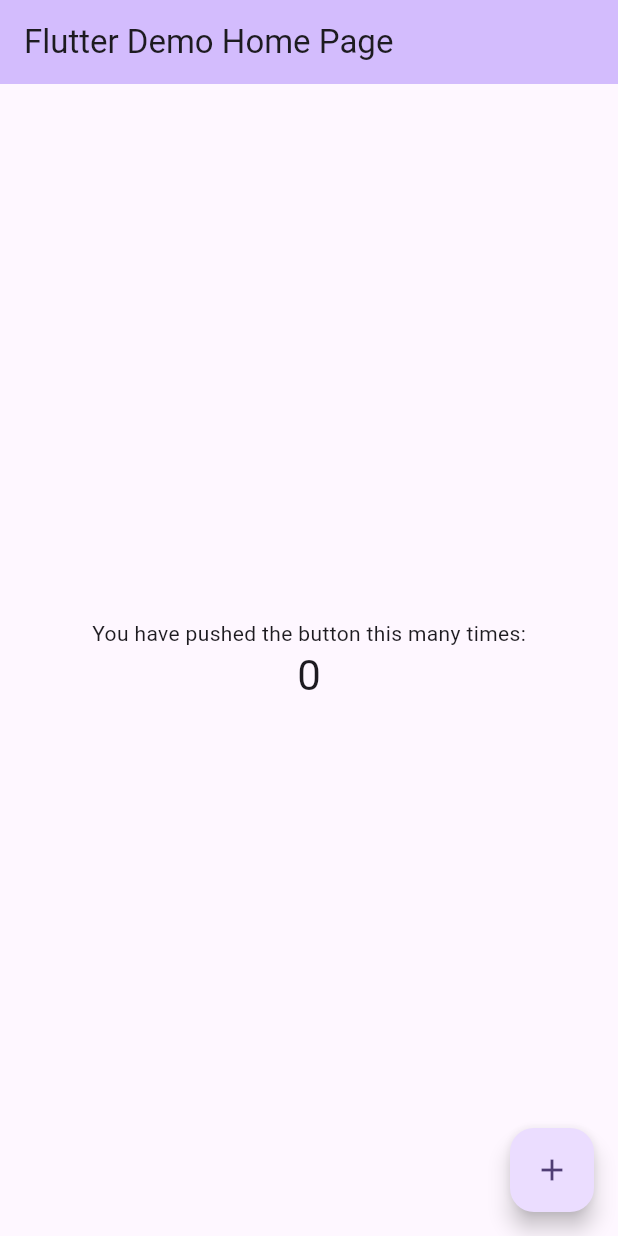
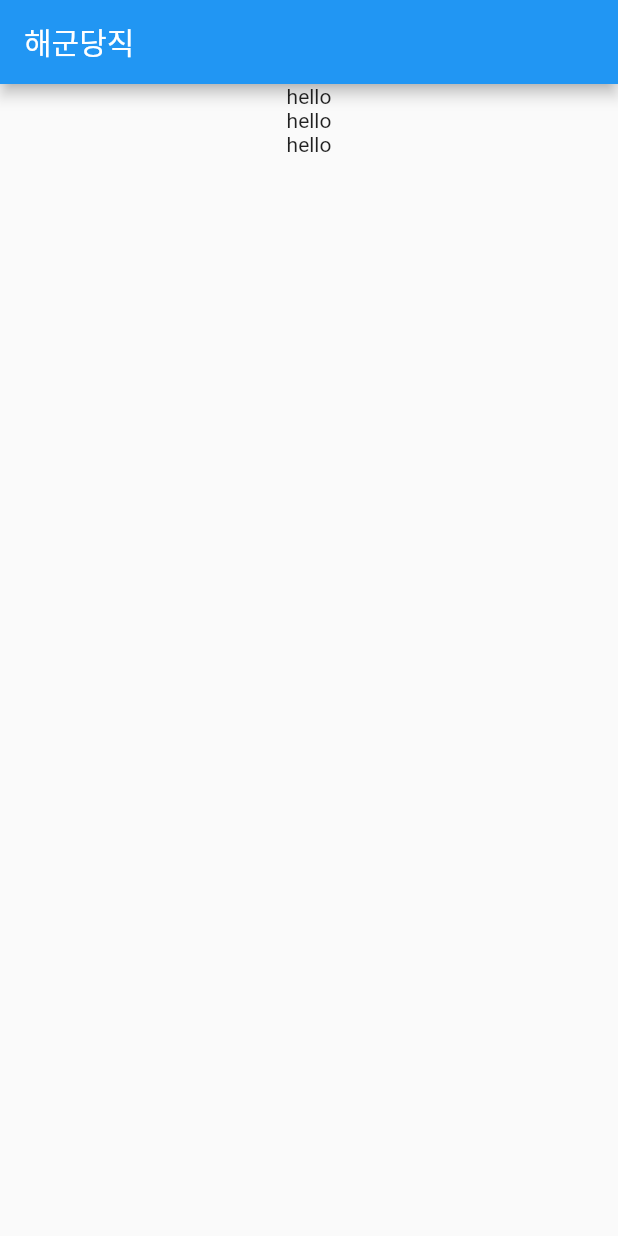
Before and after one commit to ksyeon94/flutter_practice1, a Flutter app: the screen it shows after launch, on a phone screen of 412 x 824 dp. Run offline on Flutter 3.47's test engine with Material 2 defaults, Android fonts, the phone set to English and light mode, and no system bars.

Commit message:
appbar + body

```diff
--- a/lib/main.dart
+++ b/lib/main.dart
@@ -1,125 +1,41 @@
 import 'package:flutter/material.dart';
 
-void main() {
-  runApp(const MyApp());
-}
+void main() => runApp(MyApp());
 
 class MyApp extends StatelessWidget {
-  const MyApp({super.key});
+  const MyApp({Key? key}) : super(key: key);
 
-  // This widget is the root of your application.
   @override
   Widget build(BuildContext context) {
     return MaterialApp(
-      title: 'Flutter Demo',
+      title: 'First app',
       theme: ThemeData(
-        // This is the theme of your application.
-        //
-        // TRY THIS: Try running your application with "flutter run". You'll see
-        // the application has a blue toolbar. Then, without quitting the app,
-        // try changing the seedColor in the colorScheme below to Colors.green
-        // and then invoke "hot reload" (save your changes or press the "hot
-        // reload" button in a Flutter-supported IDE, or press "r" if you used
-        // the command line to start the app).
-        //
-        // Notice that the counter didn't reset back to zero; the application
-        // state is not lost during the reload. To reset the state, use hot
-        // restart instead.
-        //
-        // This works for code too, not just values: Most code changes can be
-        // tested with just a hot reload.
-        colorScheme: ColorScheme.fromSeed(seedColor: Colors.deepPurple),
-        useMaterial3: true,
+          primarySwatch: Colors.blue
       ),
-      home: const MyHomePage(title: 'Flutter Demo Home Page'),
+      home: MyHomePage(),
     );
   }
 }
 
-class MyHomePage extends StatefulWidget {
-  const MyHomePage({super.key, required this.title});
-
-  // This widget is the home page of your application. It is stateful, meaning
-  // that it has a State object (defined below) that contains fields that affect
-  // how it looks.
-
-  // This class is the configuration for the state. It holds the values (in this
-  // case the title) provided by the parent (in this case the App widget) and
-  // used by the build method of the State. Fields in a Widget subclass are
-  // always marked "final".
-
-  final String title;
-
-  @override
-  State<MyHomePage> createState() => _MyHomePageState();
-}
-
-class _MyHomePageState extends State<MyHomePage> {
-  int _counter = 0;
-
-  void _incrementCounter() {
-    setState(() {
-      // This call to setState tells the Flutter framework that something has
-      // changed in this State, which causes it to rerun the build method below
-      // so that the display can reflect the updated values. If we changed
-      // _counter without calling setState(), then the build method would not be
-      // called again, and so nothing would appear to happen.
-      _counter++;
-    });
-  }
+class MyHomePage extends StatelessWidget {
+  const MyHomePage({Key? key}) : super(key: key);
 
   @override
   Widget build(BuildContext context) {
-    // This method is rerun every time setState is called, for instance as done
-    // by the _incrementCounter method above.
-    //
-    // The Flutter framework has been optimized to make rerunning build methods
-    // fast, so that you can just rebuild anything that needs updating rather
-    // than having to individually change instances of widgets.
     return Scaffold(
       appBar: AppBar(
-        // TRY THIS: Try changing the color here to a specific color (to
-        // Colors.amber, perhaps?) and trigger a hot reload to see the AppBar
-        // change color while the other colors stay the same.
-        backgroundColor: Theme.of(context).colorScheme.inversePrimary,
-        // Here we take the value from the MyHomePage object that was created by
-        // the App.build method, and use it to set our appbar title.
-        title: Text(widget.title),
+        title: Text('해군당직'),
       ),
       body: Center(
-        // Center is a layout widget. It takes a single child and positions it
-        // in the middle of the parent.
         child: Column(
-          // Column is also a layout widget. It takes a list of children and
-          // arranges them vertically. By default, it sizes itself to fit its
-          // children horizontally, and tries to be as tall as its parent.
-          //
-          // Column has various properties to control how it sizes itself and
-          // how it positions its children. Here we use mainAxisAlignment to
-          // center the children vertically; the main axis here is the vertical
-          // axis because Columns are vertical (the cross axis would be
-          // horizontal).
-          //
-          // TRY THIS: Invoke "debug painting" (choose the "Toggle Debug Paint"
-          // action in the IDE, or press "p" in the console), to see the
-          // wireframe for each widget.
-          mainAxisAlignment: MainAxisAlignment.center,
-          children: <Widget>[
-            const Text(
-              'You have pushed the button this many times:',
-            ),
-            Text(
-              '$_counter',
-              style: Theme.of(context).textTheme.headlineMedium,
-            ),
+          children: [
+            Text('hello'),
+            Text('hello'),
+            Text('hello')
           ],
         ),
       ),
-      floatingActionButton: FloatingActionButton(
-        onPressed: _incrementCounter,
-        tooltip: 'Increment',
-        child: const Icon(Icons.add),
-      ), // This trailing comma makes auto-formatting nicer for build methods.
+
     );
   }
 }
```
